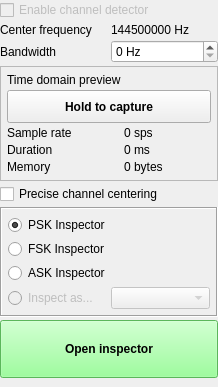
The window that ui/InspectorPanel.ui (BatchDrake/SigDigger) describes before a commit, drawn with Qt 5.
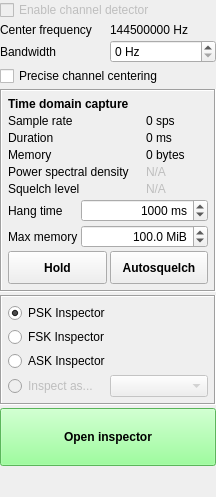
The same window after the commit.

Commit message: Implement autosquelch button

What changed in the file:
```diff
--- a/ui/InspectorPanel.ui
+++ b/ui/InspectorPanel.ui
@@ -6,8 +6,8 @@
    <rect>
     <x>0</x>
     <y>0</y>
-    <width>218</width>
-    <height>387</height>
+    <width>216</width>
+    <height>497</height>
    </rect>
   </property>
   <property name="windowTitle">
@@ -29,13 +29,6 @@
    <property name="spacing">
     <number>3</number>
    </property>
-   <item row="1" column="1">
-    <widget class="QLabel" name="inspectorChannelLabel">
-     <property name="text">
-      <string>144500000 Hz</string>
-     </property>
-    </widget>
-   </item>
    <item row="1" column="0">
     <widget class="QLabel" name="label_21">
      <property name="text">
@@ -43,17 +36,7 @@
      </property>
     </widget>
    </item>
-   <item row="0" column="0" colspan="2">
-    <widget class="QCheckBox" name="checkBox_5">
-     <property name="enabled">
-      <bool>false</bool>
-     </property>
-     <property name="text">
-      <string>Enable channel detector</string>
-     </property>
-    </widget>
-   </item>
-   <item row="7" column="1">
+   <item row="9" column="1">
     <spacer name="verticalSpacer_3">
      <property name="orientation">
       <enum>Qt::Vertical</enum>
@@ -66,40 +49,7 @@
      </property>
     </spacer>
    </item>
-   <item row="2" column="0">
-    <widget class="QLabel" name="label_18">
-     <property name="text">
-      <string>Bandwidth</string>
-     </property>
-    </widget>
-   </item>
-   <item row="6" column="0" colspan="2">
-    <widget class="QPushButton" name="openInspectorButton">
-     <property name="styleSheet">
-      <string notr="true">background-color: #7fff7f;
-height: 50px;
-font-weight: bold;</string>
-     </property>
-     <property name="text">
-      <string>Open inspector</string>
-     </property>
-    </widget>
-   </item>
-   <item row="4" column="0" colspan="2">
-    <widget class="QCheckBox" name="preciseCheck">
-     <property name="text">
-      <string>Precise channel centering</string>
-     </property>
-    </widget>
-   </item>
-   <item row="2" column="1">
-    <widget class="QSpinBox" name="bandwidthSpin">
-     <property name="suffix">
-      <string> Hz</string>
-     </property>
-    </widget>
-   </item>
-   <item row="5" column="0" colspan="2">
+   <item row="7" column="0" colspan="2">
     <widget class="QFrame" name="frame_2">
      <property name="frameShape">
       <enum>QFrame::Box</enum>
@@ -167,13 +117,56 @@
      </layout>
     </widget>
    </item>
-   <item row="3" column="0" colspan="2">
+   <item row="2" column="1">
+    <widget class="QSpinBox" name="bandwidthSpin">
+     <property name="suffix">
+      <string> Hz</string>
+     </property>
+    </widget>
+   </item>
+   <item row="0" column="0" colspan="2">
+    <widget class="QCheckBox" name="checkBox_5">
+     <property name="enabled">
+      <bool>false</bool>
+     </property>
+     <property name="text">
+      <string>Enable channel detector</string>
+     </property>
+    </widget>
+   </item>
+   <item row="8" column="0" colspan="2">
+    <widget class="QPushButton" name="openInspectorButton">
+     <property name="styleSheet">
+      <string notr="true">background-color: #7fff7f;
+height: 50px;
+font-weight: bold;</string>
+     </property>
+     <property name="text">
+      <string>Open inspector</string>
+     </property>
+    </widget>
+   </item>
+   <item row="2" column="0">
+    <widget class="QLabel" name="label_18">
+     <property name="text">
+      <string>Bandwidth</string>
+     </property>
+    </widget>
+   </item>
+   <item row="1" column="1">
+    <widget class="QLabel" name="inspectorChannelLabel">
+     <property name="text">
+      <string>144500000 Hz</string>
+     </property>
+    </widget>
+   </item>
+   <item row="4" column="0" rowspan="2" colspan="2">
     <widget class="QFrame" name="frame">
      <property name="frameShape">
-      <enum>QFrame::StyledPanel</enum>
+      <enum>QFrame::Box</enum>
      </property>
      <property name="frameShadow">
-      <enum>QFrame::Raised</enum>
+      <enum>QFrame::Sunken</enum>
      </property>
      <layout class="QGridLayout" name="gridLayout_2">
       <property name="leftMargin">
@@ -191,20 +184,6 @@
       <property name="spacing">
        <number>3</number>
       </property>
-      <item row="3" column="0">
-       <widget class="QLabel" name="label_3">
-        <property name="text">
-         <string>Duration</string>
-        </property>
-       </widget>
-      </item>
-      <item row="0" column="0">
-       <widget class="QLabel" name="label">
-        <property name="text">
-         <string>Time domain preview</string>
-        </property>
-       </widget>
-      </item>
       <item row="4" column="0">
        <widget class="QLabel" name="label_4">
         <property name="text">
@@ -212,42 +191,40 @@
         </property>
        </widget>
       </item>
-      <item row="2" column="0">
-       <widget class="QLabel" name="label_2">
-        <property name="text">
-         <string>Sample rate</string>
+      <item row="8" column="1" colspan="2">
+       <widget class="QDoubleSpinBox" name="maxMemSpin">
+        <property name="alignment">
+         <set>Qt::AlignRight|Qt::AlignTrailing|Qt::AlignVCenter</set>
         </property>
-       </widget>
-      </item>
-      <item row="2" column="1">
-       <widget class="QLabel" name="sampleRateLabel">
-        <property name="text">
-         <string>0 sps</string>
+        <property name="suffix">
+         <string> MiB</string>
         </property>
-       </widget>
-      </item>
-      <item row="3" column="1">
-       <widget class="QLabel" name="durationLabel">
-        <property name="text">
-         <string>0 ms</string>
+        <property name="decimals">
+         <number>1</number>
         </property>
+        <property name="minimum">
+         <double>1.000000000000000</double>
+        </property>
+        <property name="maximum">
+         <double>1000.000000000000000</double>
+        </property>
+        <property name="value">
+         <double>100.000000000000000</double>
+        </property>
        </widget>
       </item>
-      <item row="4" column="1">
-       <widget class="QLabel" name="memoryLabel">
+      <item row="5" column="2">
+       <widget class="QLabel" name="powerLabel">
+        <property name="enabled">
+         <bool>false</bool>
+        </property>
         <property name="text">
-         <string>0 bytes</string>
+         <string>N/A</string>
         </property>
        </widget>
       </item>
-      <item row="1" column="0" colspan="2">
-       <widget class="QPushButton" name="captureButton">
-        <property name="minimumSize">
-         <size>
-          <width>0</width>
-          <height>33</height>
-         </size>
-        </property>
+      <item row="0" column="0" colspan="3">
+       <widget class="QLabel" name="label">
         <property name="font">
          <font>
           <weight>75</weight>
@@ -255,13 +232,180 @@
          </font>
         </property>
         <property name="text">
-         <string>Hold to capture</string>
+         <string>Time domain capture</string>
+        </property>
+       </widget>
+      </item>
+      <item row="3" column="2">
+       <widget class="QLabel" name="durationLabel">
+        <property name="text">
+         <string>0 ms</string>
+        </property>
+       </widget>
+      </item>
+      <item row="7" column="0">
+       <widget class="QLabel" name="label_7">
+        <property name="text">
+         <string>Hang time</string>
+        </property>
+       </widget>
+      </item>
+      <item row="9" column="0" colspan="3">
+       <widget class="QFrame" name="frame_3">
+        <property name="frameShape">
+         <enum>QFrame::NoFrame</enum>
+        </property>
+        <property name="frameShadow">
+         <enum>QFrame::Raised</enum>
+        </property>
+        <layout class="QGridLayout" name="gridLayout_3">
+         <property name="leftMargin">
+          <number>0</number>
+         </property>
+         <property name="topMargin">
+          <number>0</number>
+         </property>
+         <property name="rightMargin">
+          <number>0</number>
+         </property>
+         <property name="bottomMargin">
+          <number>0</number>
+         </property>
+         <property name="spacing">
+          <number>3</number>
+         </property>
+         <item row="0" column="0">
+          <widget class="QPushButton" name="captureButton">
+           <property name="minimumSize">
+            <size>
+             <width>0</width>
+             <height>33</height>
+            </size>
+           </property>
+           <property name="font">
+            <font>
+             <weight>75</weight>
+             <bold>true</bold>
+            </font>
+           </property>
+           <property name="text">
+            <string>Hold</string>
+           </property>
+          </widget>
+         </item>
+         <item row="0" column="1">
+          <widget class="QPushButton" name="autoSquelchButton">
+           <property name="minimumSize">
+            <size>
+             <width>0</width>
+             <height>33</height>
+            </size>
+           </property>
+           <property name="font">
+            <font>
+             <weight>75</weight>
+             <bold>true</bold>
+            </font>
+           </property>
+           <property name="text">
+            <string>Autosquelch</string>
+           </property>
+           <property name="checkable">
+            <bool>true</bool>
+           </property>
+          </widget>
+         </item>
+        </layout>
+       </widget>
+      </item>
+      <item row="2" column="2">
+       <widget class="QLabel" name="sampleRateLabel">
+        <property name="text">
+         <string>0 sps</string>
+        </property>
+       </widget>
+      </item>
+      <item row="2" column="0">
+       <widget class="QLabel" name="label_2">
+        <property name="text">
+         <string>Sample rate</string>
+        </property>
+       </widget>
+      </item>
+      <item row="4" column="2">
+       <widget class="QLabel" name="memoryLabel">
+        <property name="text">
+         <string>0 bytes</string>
+        </property>
+       </widget>
+      </item>
+      <item row="7" column="1" colspan="2">
+       <widget class="QSpinBox" name="hangTimeSpin">
+        <property name="alignment">
+         <set>Qt::AlignRight|Qt::AlignTrailing|Qt::AlignVCenter</set>
+        </property>
+        <property name="suffix">
+         <string> ms</string>
+        </property>
+        <property name="minimum">
+         <number>1</number>
+        </property>
+        <property name="maximum">
+         <number>10000</number>
+        </property>
+        <property name="value">
+         <number>1000</number>
+        </property>
+       </widget>
+      </item>
+      <item row="3" column="0">
+       <widget class="QLabel" name="label_3">
+        <property name="text">
+         <string>Duration</string>
+        </property>
+       </widget>
+      </item>
+      <item row="8" column="0">
+       <widget class="QLabel" name="label_8">
+        <property name="text">
+         <string>Max memory</string>
+        </property>
+       </widget>
+      </item>
+      <item row="6" column="0" colspan="2">
+       <widget class="QLabel" name="label_9">
+        <property name="text">
+         <string>Squelch level</string>
+        </property>
+       </widget>
+      </item>
+      <item row="6" column="2">
+       <widget class="QLabel" name="squelchLevelLabel">
+        <property name="enabled">
+         <bool>false</bool>
+        </property>
+        <property name="text">
+         <string>N/A</string>
+        </property>
+       </widget>
+      </item>
+      <item row="5" column="0" colspan="2">
+       <widget class="QLabel" name="label_5">
+        <property name="text">
+         <string>Power spectral density</string>
         </property>
        </widget>
       </item>
      </layout>
     </widget>
    </item>
+   <item row="3" column="0" colspan="2">
+    <widget class="QCheckBox" name="preciseCheck">
+     <property name="text">
+      <string>Precise channel centering</string>
+     </property>
+    </widget>
+   </item>
   </layout>
  </widget>
  <resources/>
```
The commit also changes 2 other files.
